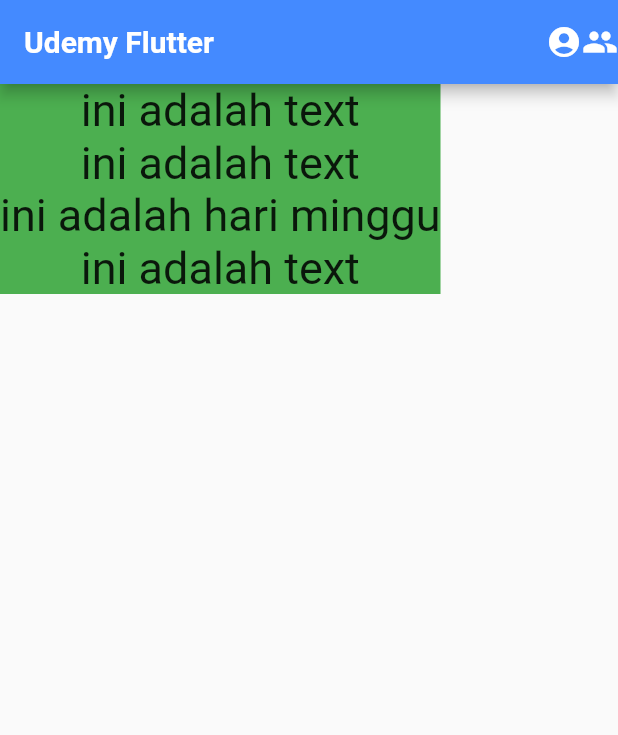
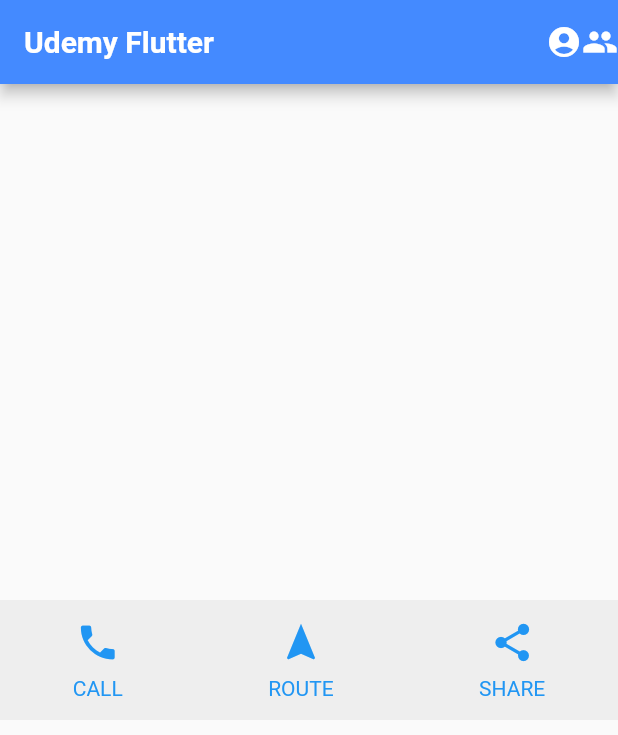
Before and after one commit to nopezi/flutter-fundamental, a Flutter app: the Home screen opened directly, on a phone screen of 412 x 824 dp. Shown: the top 735 px of the screen. Run offline on Flutter 3.47's test engine with Material 2 defaults, Android fonts, the phone set to English and light mode, and no system bars; our stand-ins replace dio, fluttertoast, shared_preferences; missing offline and left inert: dart:html; accounts and stored records are empty.

Commit message:
udemy body menu icon

```diff
--- a/lib/ui/udemy/home.dart
+++ b/lib/ui/udemy/home.dart
@@ -72,11 +72,102 @@ class Home extends StatelessWidget {
     ),
   );
 
+  final bodyRow = Container(
+    color: Colors.green,
+    child: Row(
+      // mainAxisSize: MainAxisSize.min,
+      // mainAxisAlignment: MainAxisAlignment.spaceBetween,
+      // crossAxisAlignment: CrossAxisAlignment.center,
+      children: [
+        // Column(),
+        Icon(
+          Icons.headset,
+          size: 50,
+        ),
+        Icon(
+          Icons.headset,
+          size: 50,
+        ),
+        Icon(
+          Icons.headset,
+          size: 50,
+        ),
+        Icon(
+          Icons.headset,
+          size: 50,
+        ),
+      ],
+    ),
+  );
+
+  final bodyMenuIcon = Center(
+    child: Container(
+        color: Colors.grey[200],
+        height: 80,
+        width: double.infinity,
+        child: Row(
+          mainAxisAlignment: MainAxisAlignment.spaceAround,
+          children: [
+            Column(
+              mainAxisAlignment: MainAxisAlignment.center,
+              children: [
+                Icon(
+                  Icons.phone,
+                  size: 30,
+                  color: Colors.blue,
+                ),
+                SizedBox(
+                  height: 8,
+                ),
+                Text(
+                  "CALL",
+                  style: TextStyle(color: Colors.blue),
+                ),
+              ],
+            ),
+            Column(
+              mainAxisAlignment: MainAxisAlignment.center,
+              children: [
+                Icon(
+                  Icons.navigation,
+                  size: 30,
+                  color: Colors.blue,
+                ),
+                SizedBox(
+                  height: 8,
+                ),
+                Text(
+                  "ROUTE",
+                  style: TextStyle(color: Colors.blue),
+                )
+              ],
+            ),
+            Column(
+              mainAxisAlignment: MainAxisAlignment.center,
+              children: [
+                Icon(
+                  Icons.share,
+                  size: 30,
+                  color: Colors.blue,
+                ),
+                SizedBox(
+                  height: 8,
+                ),
+                Text(
+                  "SHARE",
+                  style: TextStyle(color: Colors.blue),
+                )
+              ],
+            ),
+          ],
+        )),
+  );
+
   @override
   Widget build(BuildContext context) {
     return Scaffold(
       appBar: appbar,
-      body: bodyKolom,
+      body: bodyMenuIcon,
     );
   }
 }
```
